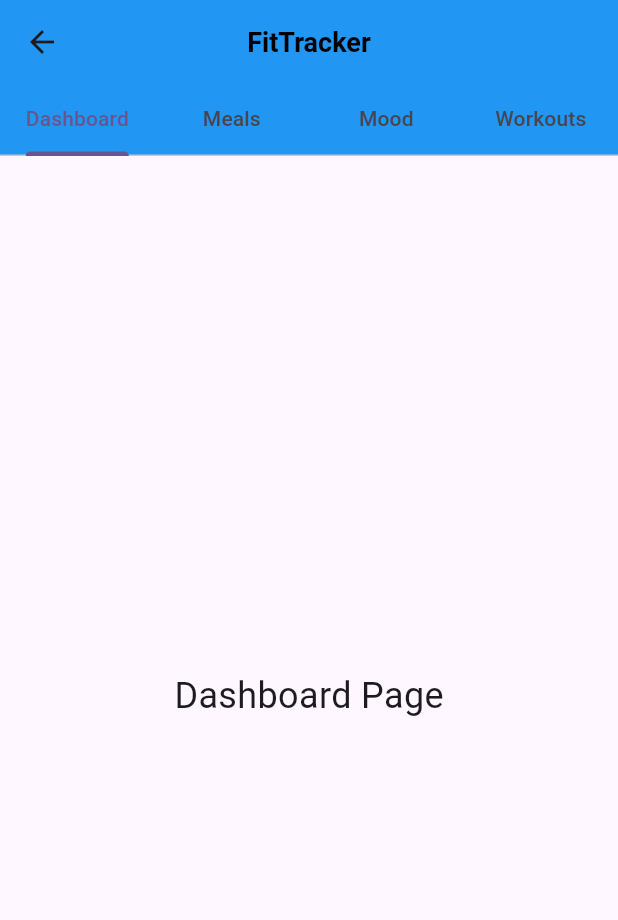
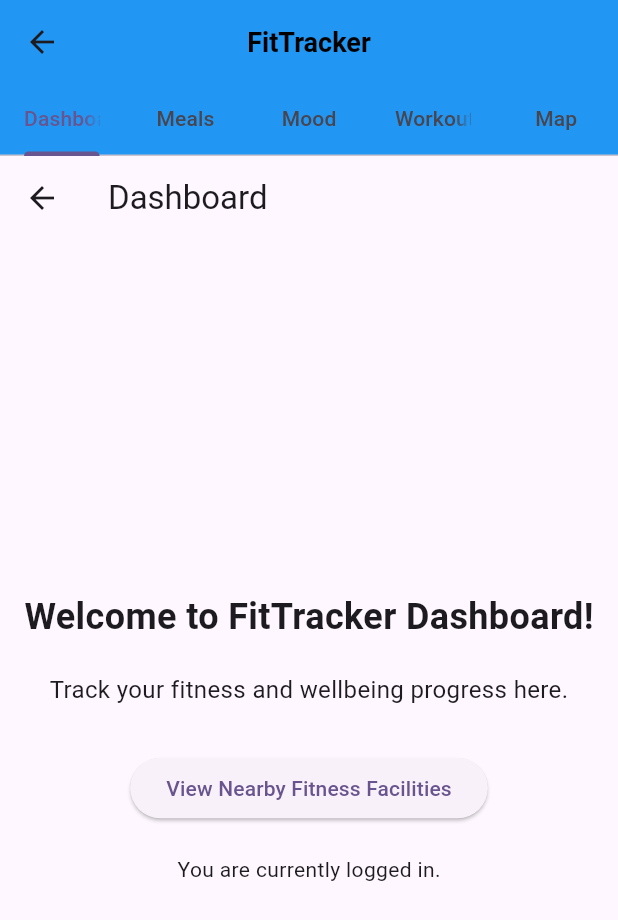
Before and after one commit to roberth6060/FitTracker, a Flutter app: the HomePage screen opened directly, on a phone screen of 412 x 824 dp. Shown: the top 920 px of the screen. Run offline on Flutter 3.47's test engine with Material 3 defaults, Android fonts, the phone set to English and light mode, and no system bars; our stand-ins replace flutter_map, latlong2.

Commit message:
Add LeafLet map functionality

```diff
--- a/lib/pages/dashboard.dart
+++ b/lib/pages/dashboard.dart
@@ -1,10 +1,44 @@
 import 'package:flutter/material.dart';
+import 'package:fittracker/pages/map_page.dart'; // Import MapPage
 
 class DashboardPage extends StatelessWidget {
   @override
   Widget build(BuildContext context) {
-    return Center(
-      child: Text("Dashboard Page", style: TextStyle(fontSize: 24)),
+    return Scaffold(
+      appBar: AppBar(title: Text("Dashboard")),
+      body: Center(
+        child: Column(
+          mainAxisAlignment: MainAxisAlignment.center,
+          children: [
+            Text(
+              "Welcome to FitTracker Dashboard!",
+              style: TextStyle(fontSize: 24, fontWeight: FontWeight.bold),
+            ),
+            SizedBox(height: 20),
+            Text(
+              "Track your fitness and wellbeing progress here.",
+              style: TextStyle(fontSize: 16),
+              textAlign: TextAlign.center,
+            ),
+            SizedBox(height: 30),
+            ElevatedButton(
+              onPressed: () {
+                Navigator.push(
+                  context,
+                  MaterialPageRoute(builder: (context) => MapPage()),
+                );
+              },
+              child: Text("View Nearby Fitness Facilities"),
+            ),
+            SizedBox(height: 20),
+            // Additional dashboard components can be added here
+            Text(
+              "You are currently logged in.",
+              style: TextStyle(fontSize: 14),
+            ),
+          ],
+        ),
+      ),
     );
   }
 }
--- a/lib/pages/home.dart
+++ b/lib/pages/home.dart
@@ -2,6 +2,7 @@ import 'package:fittracker/pages/dashboard.dart';
 import 'package:fittracker/pages/meals.dart';
 import 'package:fittracker/pages/mood.dart';
 import 'package:fittracker/pages/workouts.dart';
+import 'package:fittracker/pages/map_page.dart'; // Import MapPage
 import 'package:flutter/material.dart';
 
 class HomePage extends StatelessWidget {
@@ -10,7 +11,7 @@ class HomePage extends StatelessWidget {
   @override
   Widget build(BuildContext context) {
     return DefaultTabController(
-      length: 4, // Number of tabs
+      length: 5, // Update the number of tabs
       child: Scaffold(
         appBar: AppBar(
           title: Text(
@@ -30,11 +31,18 @@ class HomePage extends StatelessWidget {
               Tab(text: "Meals"),
               Tab(text: "Mood"),
               Tab(text: "Workouts"),
+              Tab(text: "Map"),
             ],
           ),
         ),
         body: TabBarView(
-          children: [DashboardPage(), WorkoutsPage(), MealsPage(), MoodPage()],
+          children: [
+            DashboardPage(),
+            MealsPage(),
+            MoodPage(),
+            WorkoutsPage(),
+            MapPage(),
+          ],
         ),
       ),
     );
```
Also changed, not shown: lib/pages/map_page.dart (added, +36 -0 lines), pubspec.yaml (+6 -3 lines).
